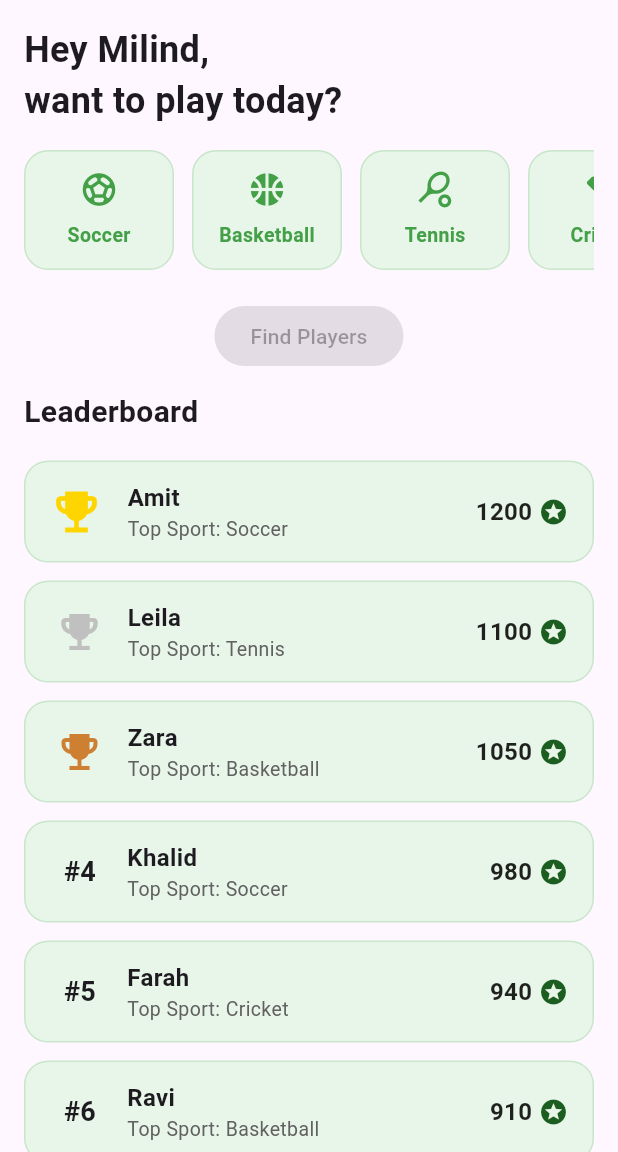
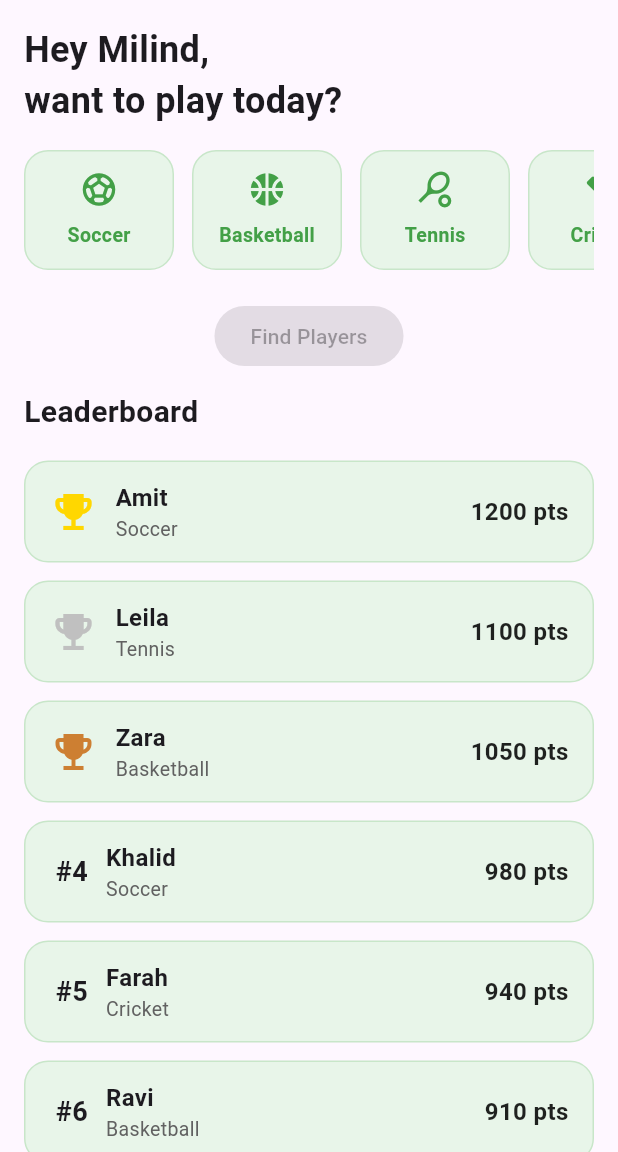
Before and after one commit to m-GDEV/Sportify, a Flutter app: the HomeScreen screen opened directly, on a phone screen of 412 x 824 dp, the part 84-1236 px from its top. Run offline on Flutter 3.47's test engine with Material 3 defaults, Android fonts, the phone set to English and light mode, and no system bars; our stand-ins replace firebase_auth, firebase_core; accounts and stored records are empty.

```diff
--- a/lib/widgets/leaderboard_card.dart
+++ b/lib/widgets/leaderboard_card.dart
@@ -1,4 +1,5 @@
 import 'package:flutter/material.dart';
+import '../screens/player_page.dart';
 
 class LeaderboardCard extends StatelessWidget {
   final List<Map<String, dynamic>> players;
@@ -46,28 +47,14 @@ class _LeaderboardEntry extends StatelessWidget {
   Widget _medalIcon(int rank) {
     switch (rank) {
       case 1:
-        return const Icon(Icons.emoji_events, size: 36, color: Color.fromARGB(255, 255, 213, 0));
+        return const Icon(Icons.emoji_events, color: Color(0xFFFFD700), size: 32);
       case 2:
-        return const Padding(
-          padding: EdgeInsets.only(left: 4.0), // reduce from 8 or more
-          child: Icon(
-            Icons.emoji_events,
-            size: 32,
-            color: Color(0xFFC0C0C0), // gold
-          ),
-        );
+        return const Icon(Icons.emoji_events, color: Color(0xFFC0C0C0), size: 32);
       case 3:
-        return const Padding(
-          padding: EdgeInsets.only(left: 4.0), // reduce from 8 or more
-          child: Icon(
-            Icons.emoji_events,
-            size: 32,
-            color: Color(0xFFCD7F32), // gold
-          ),
-        );
+        return const Icon(Icons.emoji_events, color: Color(0xFFCD7F32), size: 32);
       default:
         return Padding(
-          padding: const EdgeInsets.only(left: 8.0),
+          padding: EdgeInsets.only(left: rank == 10 ? 0 : 4),
           child: Icon(Icons.circle, size: 8, color: Colors.grey[400]),
         );
     }
@@ -77,7 +64,20 @@ class _LeaderboardEntry extends StatelessWidget {
   Widget build(BuildContext context) {
     final bool showRankNumber = rank > 3;
 
-    return Container(
+    return GestureDetector(
+      onTap: () {
+        Navigator.push(
+          context,
+          MaterialPageRoute(
+            builder: (context) => PlayerPage(
+              name: name,
+              sport: sport,
+              score: score,
+            ),
+          ),
+        );
+      },
+      child: Container(
         decoration: BoxDecoration(
           color: Colors.green[50],
           borderRadius: BorderRadius.circular(16),
@@ -88,15 +88,17 @@ class _LeaderboardEntry extends StatelessWidget {
         child: Row(
           children: [
             showRankNumber
-              ? Text(
-                  '  #$rank ',
+                ? Padding(
+                    padding: EdgeInsets.only(left: rank == 10 ? 0 : 4),
+                    child: Text(
+                      '#$rank',
                       style: const TextStyle(
                         fontWeight: FontWeight.bold,
                         fontSize: 18,
                       ),
+                    ),
                   )
                 : _medalIcon(rank),
-          const SizedBox(width: 4),
             const SizedBox(width: 12),
             Expanded(
               child: Column(
@@ -110,7 +112,7 @@ class _LeaderboardEntry extends StatelessWidget {
                     ),
                   ),
                   Text(
-                  'Top Sport: $sport',
+                    sport,
                     style: TextStyle(
                       fontSize: 13,
                       color: Colors.grey[700],
@@ -120,16 +122,15 @@ class _LeaderboardEntry extends StatelessWidget {
               ),
             ),
             Text(
-            '$score ',
+              '$score pts',
               style: const TextStyle(
                 fontSize: 16,
                 fontWeight: FontWeight.bold,
                 color: Colors.black87,
               ),
             ),
-
-          Icon(Icons.stars, color: Colors.green[900], size: 20),
           ],
+        ),
       ),
     );
   }
```
Also changed, not shown: lib/screens/player_page.dart (added, +141 -0 lines). Lines whose indentation alone changed are shown as unchanged.
